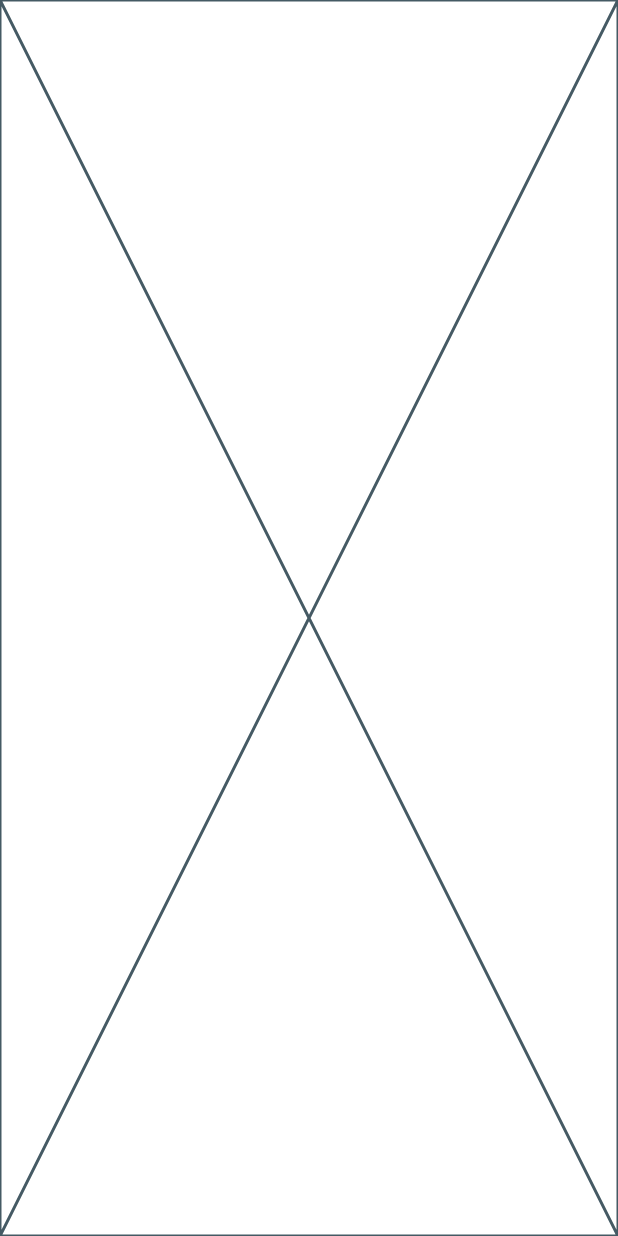
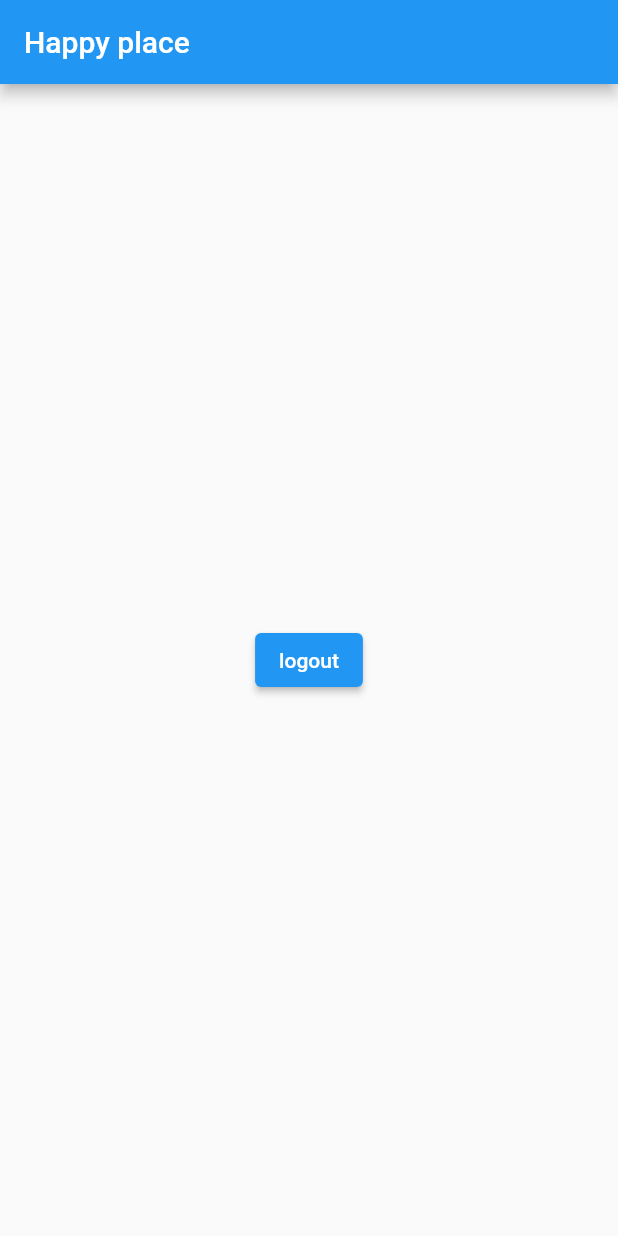
Before and after one commit to israelviana/happy-place-app, a Flutter app: the screen it shows once a user with an empty profile is signed in, on a phone screen of 412 x 824 dp. Run offline on Flutter 3.47's test engine with Material 2 defaults, Android fonts, the phone set to English and light mode, and no system bars; our stand-ins replace firebase_auth, firebase_core, google_sign_in; accounts and stored records are empty; network calls fail.

```diff
--- a/lib/Home/home_page.dart
+++ /dev/null
@@ -1,15 +0,0 @@
-import 'package:flutter/material.dart';
-
-class HomePage extends StatefulWidget {
-  const HomePage({Key? key}) : super(key: key);
-
-  @override
-  State<HomePage> createState() => _HomePageState();
-}
-
-class _HomePageState extends State<HomePage> {
-  @override
-  Widget build(BuildContext context) {
-    return const Placeholder();
-  }
-}
--- a/lib/auth_check.dart
+++ b/lib/auth_check.dart
@@ -1,7 +1,8 @@
 import 'package:flutter/material.dart';
-import 'package:happy_place/Home/home_page.dart';
-import 'package:happy_place/Login/login_page.dart';
+
 import 'package:happy_place/Services/auth_service.dart';
+import 'package:happy_place/views/Home/home_page.dart';
+import 'package:happy_place/views/Login/login_page.dart';
 import 'package:provider/provider.dart';
 
 class AuthCheck extends StatefulWidget {
--- a/lib/main.dart
+++ b/lib/main.dart
@@ -1,7 +1,9 @@
+import 'package:firebase_auth/firebase_auth.dart';
 import 'package:firebase_core/firebase_core.dart';
 import 'package:flutter/material.dart';
 import 'package:happy_place/Services/auth_service.dart';
 import 'package:happy_place/auth_check.dart';
+import 'package:happy_place/repository/google_sign_in.dart';
 import 'package:provider/provider.dart';
 
 
@@ -14,6 +16,7 @@ void main() async{
     MultiProvider(
         providers: [
           ChangeNotifierProvider(create: (context) => AuthService()),
+          ChangeNotifierProvider(create: (context) => GoogleSignInHappyPlace()),
         ],
       child: MyApp(),
     )
--- a/lib/router.dart
+++ b/lib/router.dart
@@ -1,6 +1,6 @@
 import 'package:flutter/cupertino.dart';
 import 'package:flutter/material.dart';
-import 'package:happy_place/Login/login_page.dart';
+import 'package:happy_place/views/Login/login_page.dart';
 
 const String homePageRoute = 'home-page';
 
--- /dev/null
+++ b/lib/views/Home/home_page.dart
@@ -0,0 +1,27 @@
+import 'package:flutter/material.dart';
+import 'package:happy_place/Services/auth_service.dart';
+import 'package:provider/provider.dart';
+
+class HomePage extends StatefulWidget {
+  const HomePage({Key? key}) : super(key: key);
+
+  @override
+  State<HomePage> createState() => _HomePageState();
+}
+
+class _HomePageState extends State<HomePage> {
+
+  @override
+  Widget build(BuildContext context) {
+    return Scaffold(
+      appBar: AppBar(
+        title: Text("Happy place"),
+      ),
+      body: Center(
+        child: ElevatedButton(onPressed: (){
+          context.read<AuthService>().logout();
+        }, child: Text("logout")),
+      ),
+    );
+  }
+}
--- a/pubspec.yaml
+++ b/pubspec.yaml
@@ -33,6 +33,7 @@ dependencies:
   firebase_auth: ^4.3.0
   firebase_core: ^2.8.0
   provider: ^6.0.5
+  google_sign_in: ^6.1.0
 
 
 flutter_native_splash:
```
Also changed, not shown: lib/repository/google_sign_in.dart (added, +30 -0 lines), lib/views/Login/login_page.dart (renamed from lib/Login/login_page.dart, +54 -19 lines), lib/componentes/input_form.dart (renamed from lib/Components/input_form.dart), lib/services/auth_service.dart (renamed from lib/Services/auth_service.dart), lib/services/constants.dart (added), pubspec.lock.
